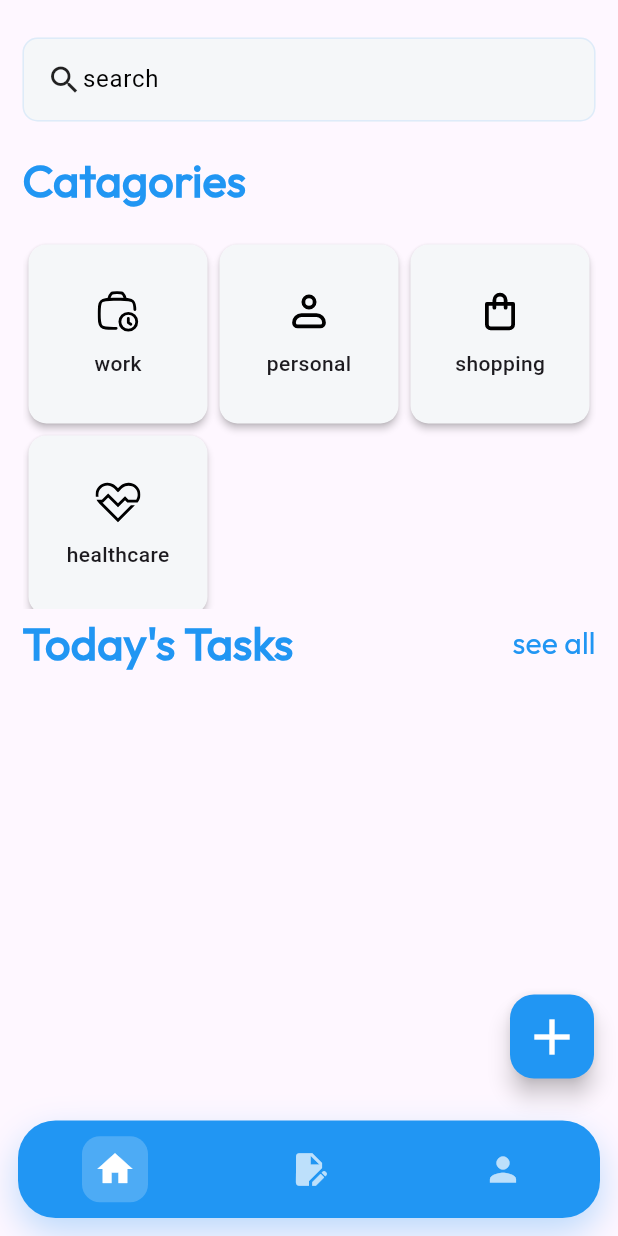
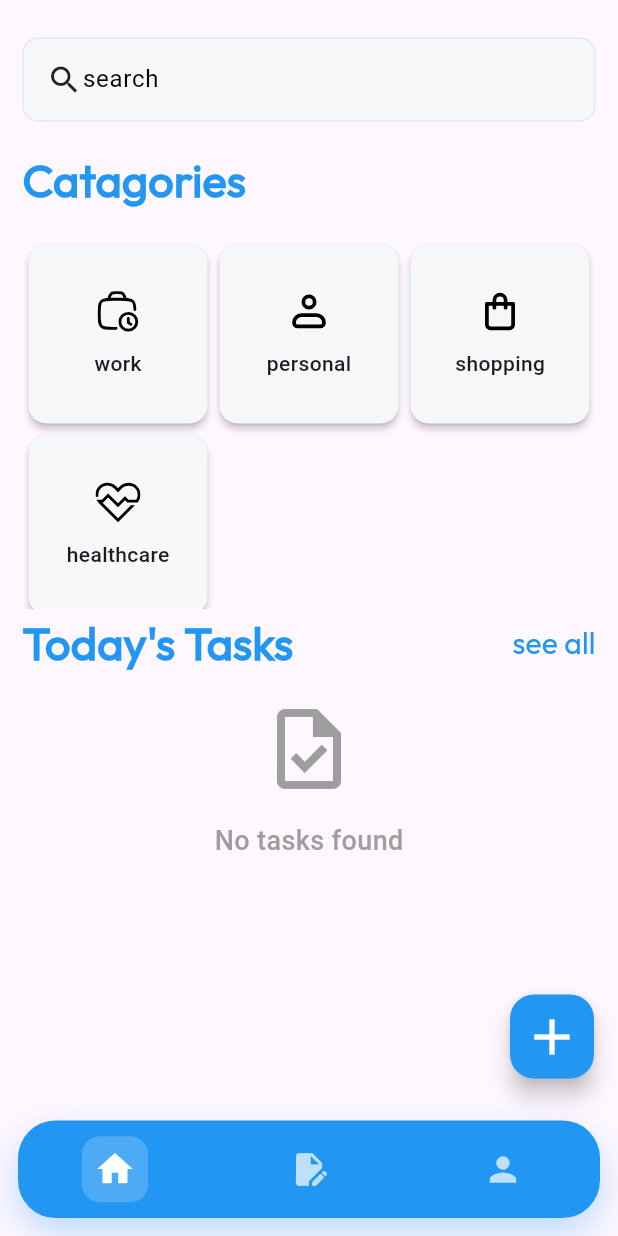
Before and after one commit to ShomailKhan/Task-Manager-App, a Flutter app: the screen it shows once a user with an empty profile is signed in, on a phone screen of 412 x 824 dp. Run offline on Flutter 3.47's test engine with Material 3 defaults, Android fonts, the phone set to English and light mode, and no system bars; our stand-ins replace cloud_firestore, firebase_auth, firebase_core, flutter_svg; accounts and stored records are empty.

Commit message:
added search functionality

```diff
--- a/lib/helperwidgets/homepagebody.dart
+++ b/lib/helperwidgets/homepagebody.dart
@@ -6,8 +6,22 @@ import 'package:todo_list_app/helperwidgets/dailytasks_card.dart';
 import 'package:todo_list_app/screens/all_tasks_screen.dart';
 import 'package:todo_list_app/utils/taskdata.dart';
 
-class HomepageBody extends StatelessWidget {
+class HomepageBody extends StatefulWidget {
   const HomepageBody({super.key});
+
+  @override
+  State<HomepageBody> createState() => _HomepageBodyState();
+}
+
+class _HomepageBodyState extends State<HomepageBody> {
+  final TextEditingController _searchController = TextEditingController();
+  String searchQuery = '';
+
+  @override
+  void dispose() {
+    _searchController.dispose();
+    super.dispose();
+  }
 
   @override
   Widget build(BuildContext context) {
@@ -19,12 +33,29 @@ class HomepageBody extends StatelessWidget {
           crossAxisAlignment: CrossAxisAlignment.start,
           children: [
             TextField(
+              controller: _searchController,
+              onChanged: (value) {
+                setState(() {
+                  searchQuery = value.toLowerCase().trim();
+                });
+              },
               decoration: InputDecoration(
                 fillColor: Color.fromRGBO(245, 247, 249, 1),
                 filled: true,
                 label: Row(children: [Icon(Icons.search), Text('search')]),
                 hintText: 'Search for Tasks, Events',
                 labelStyle: TextStyle(color: Colors.black),
+                suffixIcon: searchQuery.isNotEmpty
+                    ? IconButton(
+                        icon: Icon(Icons.clear, color: Colors.grey),
+                        onPressed: () {
+                          setState(() {
+                            _searchController.clear();
+                            searchQuery = '';
+                          });
+                        },
+                      )
+                    : null,
                 enabledBorder: OutlineInputBorder(
                   borderRadius: BorderRadius.circular(10),
                   borderSide: BorderSide(
@@ -85,12 +116,13 @@ class HomepageBody extends StatelessWidget {
               mainAxisAlignment: MainAxisAlignment.spaceBetween,
               children: [
                 Text(
-                  'Today\'s Tasks',
+                  searchQuery.isEmpty ? 'Today\'s Tasks' : 'Search Results',
                   style: Theme.of(context).textTheme.titleMedium!.copyWith(
                     fontWeight: FontWeight.bold,
                     color: primaryColor,
                   ),
                 ),
+                if (searchQuery.isEmpty)
                   GestureDetector(
                     onTap: () {
                       Navigator.of(context).push(
@@ -119,15 +151,84 @@ class HomepageBody extends StatelessWidget {
                 if (snapshot.connectionState == ConnectionState.waiting) {
                   return Center(child: CircularProgressIndicator.adaptive());
                 }
-                if (!snapshot.hasData) {
-                  return Text('NO DATA FOUND IN CLOUD-FIRESTORE');
+                if (!snapshot.hasData || snapshot.data!.docs.isEmpty) {
+                  return Center(
+                    child: Column(
+                      mainAxisAlignment: MainAxisAlignment.center,
+                      children: [
+                        Icon(Icons.task_outlined, size: 64, color: Colors.grey),
+                        SizedBox(height: 16),
+                        Text(
+                          'No tasks found',
+                          style: TextStyle(
+                            color: Colors.grey,
+                            fontSize: 18,
+                            fontWeight: FontWeight.w500,
+                          ),
+                        ),
+                      ],
+                    ),
+                  );
                 }
+
+                // Filter tasks based on search query
+                final filteredDocs = snapshot.data!.docs.where((doc) {
+                  if (searchQuery.isEmpty) return true;
+                  final title = (doc.data()['title'] ?? '').toString().toLowerCase();
+                  return title.contains(searchQuery);
+                }).toList();
+
+                // Show empty state if no results after filtering
+                if (filteredDocs.isEmpty) {
+                  return Center(
+                    child: Padding(
+                      padding: const EdgeInsets.all(20),
+                      child: Column(
+                        mainAxisAlignment: MainAxisAlignment.center,
+                        children: [
+                          Icon(
+                            Icons.search_off,
+                            size: 80,
+                            color: Colors.grey.shade400,
+                          ),
+                          SizedBox(height: 20),
+                          Text(
+                            'No tasks found matching',
+                            style: TextStyle(
+                              color: Colors.grey.shade600,
+                              fontSize: 18,
+                              fontWeight: FontWeight.w500,
+                            ),
+                          ),
+                          SizedBox(height: 8),
+                          Text(
+                            '"$searchQuery"',
+                            style: TextStyle(
+                              color: primaryColor,
+                              fontSize: 16,
+                              fontWeight: FontWeight.bold,
+                            ),
+                          ),
+                          SizedBox(height: 16),
+                          Text(
+                            'Try searching with different keywords',
+                            style: TextStyle(
+                              color: Colors.grey.shade500,
+                              fontSize: 14,
+                            ),
+                          ),
+                        ],
+                      ),
+                    ),
+                  );
+                }
+
                 return ListView.builder(
                   shrinkWrap: true,
                   physics: NeverScrollableScrollPhysics(),
-                  itemCount: snapshot.data!.docs.length,
+                  itemCount: filteredDocs.length,
                   itemBuilder: (context, index) {
-                    var taskItem = snapshot.data!.docs[index];
+                    var taskItem = filteredDocs[index];
                     return Dismissible(
                       key: ValueKey(
                         '${taskItem['title']}_${taskItem['time']}_${taskItem.hashCode}',
--- a/lib/main.dart
+++ b/lib/main.dart
@@ -36,7 +36,7 @@ class MyApp extends StatelessWidget {
             titleSmall: TextStyle(fontFamily: 'outfit', fontSize: 20),
           ),
         ),
-        home: StreamBuilder<User?>(
+        home: StreamBuilder(
           stream: FirebaseAuth.instance.authStateChanges(),
           builder: (context, snapshot) {
             if (snapshot.connectionState == ConnectionState.waiting) {
@@ -50,7 +50,6 @@ class MyApp extends StatelessWidget {
             }
 
             if (snapshot.hasData && snapshot.data != null) {
-              print('Navigating to Homepage');
               return Homepage();
             } else {
               return OnboardingScreen();
--- a/lib/screens/homepage.dart
+++ b/lib/screens/homepage.dart
@@ -22,7 +22,8 @@ class _HomepageState extends State<Homepage> {
 
     return Scaffold(
       body: IndexedStack(index: currentPage, children: pages),
-      floatingActionButton: FloatingActionButton(
+      floatingActionButton: currentPage == 0
+          ? FloatingActionButton(
               tooltip: 'add a new task',
               onPressed: () {
                 Navigator.push(
@@ -32,7 +33,8 @@ class _HomepageState extends State<Homepage> {
               },
               backgroundColor: primaryColor,
               child: Icon(Icons.add, color: Colors.white, size: 40),
-      ),
+            )
+          : null,
       bottomNavigationBar: Container(
         margin: EdgeInsets.all(12),
         decoration: BoxDecoration(
```
Lines whose indentation alone changed are shown as unchanged.
